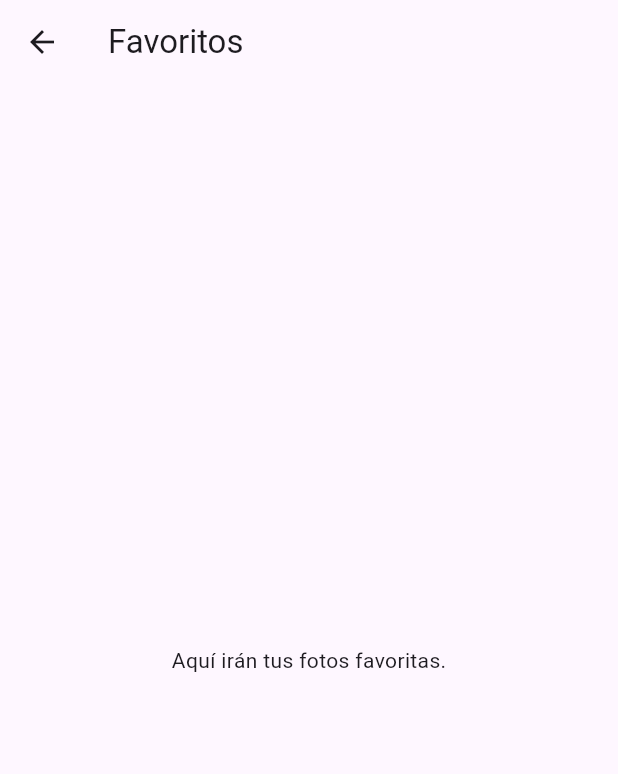
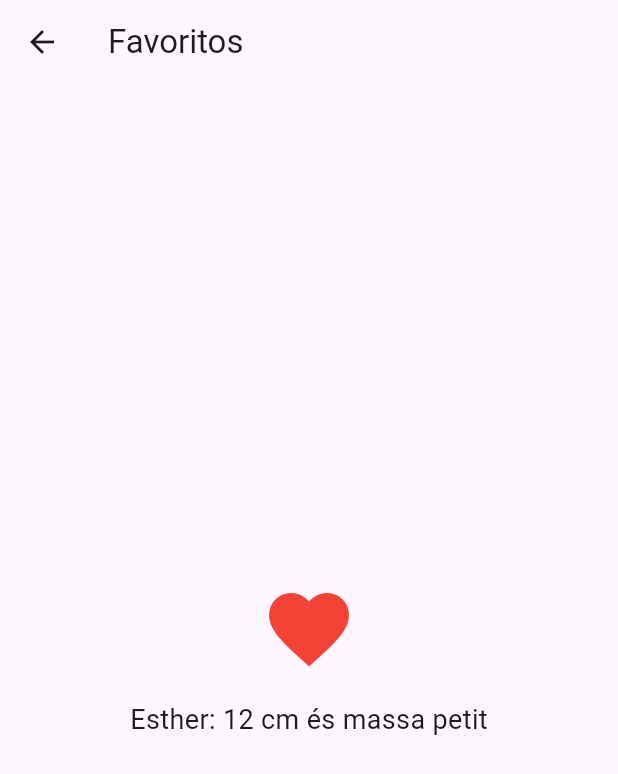
Before and after one commit to GGaya/Hackupc-2025, a Flutter app: the screen it shows after launch, after a tap on the "favorite" icon, on a phone screen of 412 x 824 dp. Shown: the top 774 px of the screen. Run offline on Flutter 3.47's test engine with Material 3 defaults, Android fonts, the phone set to English and light mode, and no system bars; our stand-ins replace cross_file, image_picker, open_filex, permission_handler; missing offline and left inert: camerawesome.

Commit message:
FavouritesPage

```diff
--- a/lib/screens/CameraPage.dart
+++ b/lib/screens/CameraPage.dart
@@ -10,6 +10,7 @@ import 'package:permission_handler/permission_handler.dart';
 import 'SearchPage.dart';
 import 'package:http/http.dart' as http;
 import 'package:open_filex/open_filex.dart';
+import 'FavouritesPage.dart';
 
 class CameraPage extends StatefulWidget {
   const CameraPage({super.key});
@@ -21,6 +22,12 @@ class CameraPage extends StatefulWidget {
 class _CameraPageState extends State<CameraPage> {
   bool _cameraPermissionGranted = false;
   SensorPosition _sensorPosition = SensorPosition.back;
+  void _openFavorites() {
+    Navigator.push(
+      context,
+      MaterialPageRoute(builder: (context) => const FavouritesPage()),
+    );
+  }
 
   @override
   void initState() {
@@ -71,12 +78,12 @@ class _CameraPageState extends State<CameraPage> {
     }
   }
 
-  void _openFavorites() {
+  /*void _openFavorites() {
     Navigator.push(
       context,
       MaterialPageRoute(builder: (context) => const FavoritesPage()),
     );
-  }
+  }*/
 
   void _toggleCamera() {
     setState(() {
--- /dev/null
+++ b/lib/screens/FavouritesPage.dart
@@ -0,0 +1,22 @@
+import 'package:flutter/material.dart';
+
+class FavouritesPage extends StatelessWidget {
+  const FavouritesPage({super.key});
+
+  @override
+  Widget build(BuildContext context) {
+    return Scaffold(
+      appBar: AppBar(title: const Text('Favoritos')),
+      body: Center(
+        child: Column(
+          mainAxisAlignment: MainAxisAlignment.center,
+          children: const [
+            Icon(Icons.favorite, size: 64, color: Colors.red),
+            SizedBox(height: 16),
+            Text('Esther: 12 cm és massa petit', style: TextStyle(fontSize: 18)),
+          ],
+        ),
+      ),
+    );
+  }
+}
```
